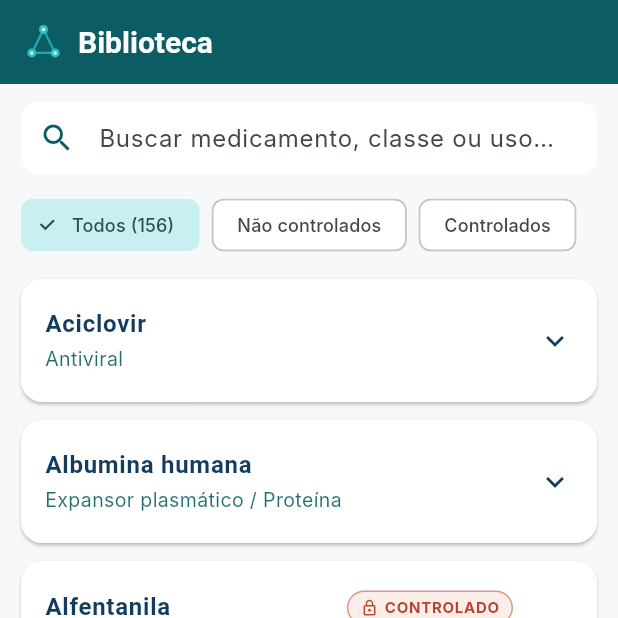
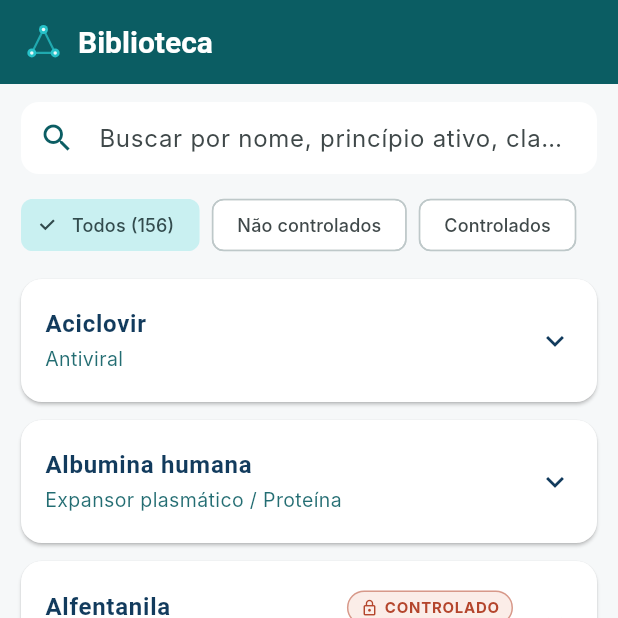
Before and after one commit to Kymzin/PharmaNexus, a Flutter app: the screen it shows after launch, after a tap on "Entendi, começar a estudar", on a phone screen of 412 x 824 dp, the top half of it. Run offline on Flutter 3.47's test engine with Material 3 defaults, Android fonts, the phone set to English and light mode, and no system bars; Roboto replaces fonts that are missing (Inter, Manrope).

Commit message:
Arquivos novos

```diff
--- a/lib/main.dart
+++ b/lib/main.dart
@@ -69,14 +69,20 @@ class PharmaNexusApp extends StatelessWidget {
 
 // ---------- Dados ----------
 class Med {
-  final String nome, classe, funcao, uso, macete;
+  final String nome, classe, funcao, uso, macete, principioAtivo;
   final bool controlado;
+
+  /// true quando o nome do registro é um nome comercial, não a substância.
+  final bool ehMarca;
   final List<String> sintomas;
-  Med(this.nome, this.classe, this.funcao, this.uso, this.macete, this.controlado, this.sintomas);
+  Med(this.nome, this.classe, this.funcao, this.uso, this.macete, this.principioAtivo,
+      this.controlado, this.ehMarca, this.sintomas);
 
   factory Med.fromJson(Map<String, dynamic> j) => Med(
         j['nome'], j['classe'], j['funcao'], j['uso_principal'], j['macete'],
-        j['controlado'] == true, List<String>.from(j['sintomas'] ?? []),
+        j['principio_ativo'] ?? '',
+        j['controlado'] == true, j['marca'] == true,
+        List<String>.from(j['sintomas'] ?? []),
       );
 }
 
@@ -409,8 +415,28 @@ class MedCard extends StatelessWidget {
           ]),
           subtitle: Padding(
             padding: const EdgeInsets.only(top: 2),
-            child: Text(med.classe,
-                style: TextStyle(fontSize: 13, color: PxColors.petrol.withOpacity(0.9))),
+            child: Column(
+              crossAxisAlignment: CrossAxisAlignment.start,
+              children: [
+                Text(med.classe,
+                    style: TextStyle(fontSize: 13, color: PxColors.petrol.withOpacity(0.9))),
+                if (med.ehMarca)
+                  Padding(
+                    padding: const EdgeInsets.only(top: 3),
+                    child: Row(children: [
+                      const Icon(Icons.science_outlined, size: 13, color: PxColors.cyan),
+                      const SizedBox(width: 4),
+                      Expanded(
+                        child: Text(med.principioAtivo,
+                            style: TextStyle(
+                                fontSize: 12,
+                                fontWeight: FontWeight.w600,
+                                color: PxColors.deepBlue.withOpacity(0.75))),
+                      ),
+                    ]),
+                  ),
+              ],
+            ),
           ),
           children: [
             Padding(
@@ -418,6 +444,7 @@ class MedCard extends StatelessWidget {
               child: Column(
                 crossAxisAlignment: CrossAxisAlignment.start,
                 children: [
+                  if (med.principioAtivo.isNotEmpty) _field('Princípio ativo', med.principioAtivo),
                   _field('Função', med.funcao),
                   _field('Principal uso', med.uso),
                   Container(
@@ -503,7 +530,9 @@ class _BibliotecaPageState extends State<BibliotecaPage> {
       if (_filtro == 2 && !m.controlado) return false;
       if (_busca.isEmpty) return true;
       final q = _removeAccents(_busca.toLowerCase());
-      return _removeAccents('${m.nome} ${m.classe} ${m.funcao} ${m.uso}'.toLowerCase()).contains(q);
+      return _removeAccents(
+              '${m.nome} ${m.principioAtivo} ${m.classe} ${m.funcao} ${m.uso}'.toLowerCase())
+          .contains(q);
     }).toList();
 
     return Column(children: [
@@ -512,7 +541,7 @@ class _BibliotecaPageState extends State<BibliotecaPage> {
         child: TextField(
           onChanged: (v) => setState(() => _busca = v),
           decoration: InputDecoration(
-            hintText: 'Buscar medicamento, classe ou uso…',
+            hintText: 'Buscar por nome, princípio ativo, classe ou uso…',
             prefixIcon: const Icon(Icons.search, color: PxColors.petrol),
             filled: true,
             fillColor: Colors.white,
```
